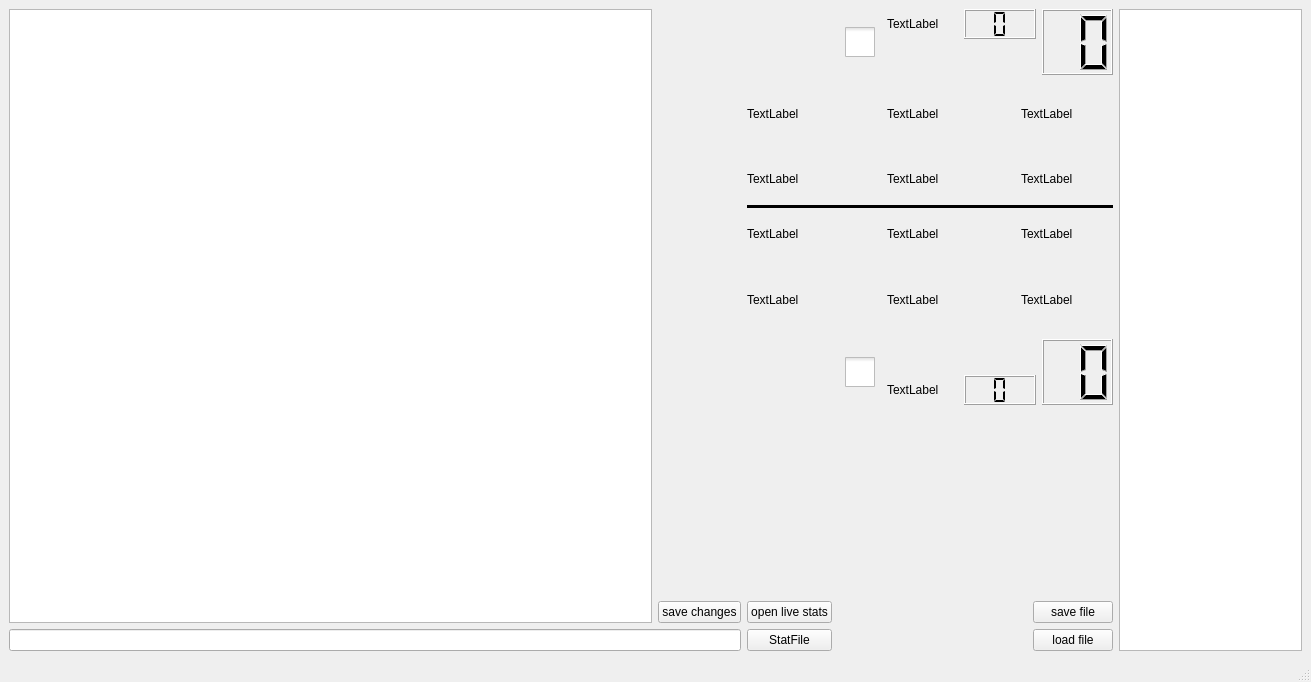
First picture: the form in tvrscouting/uis/first.ui, repository twicki/datavolley2, before the edit.
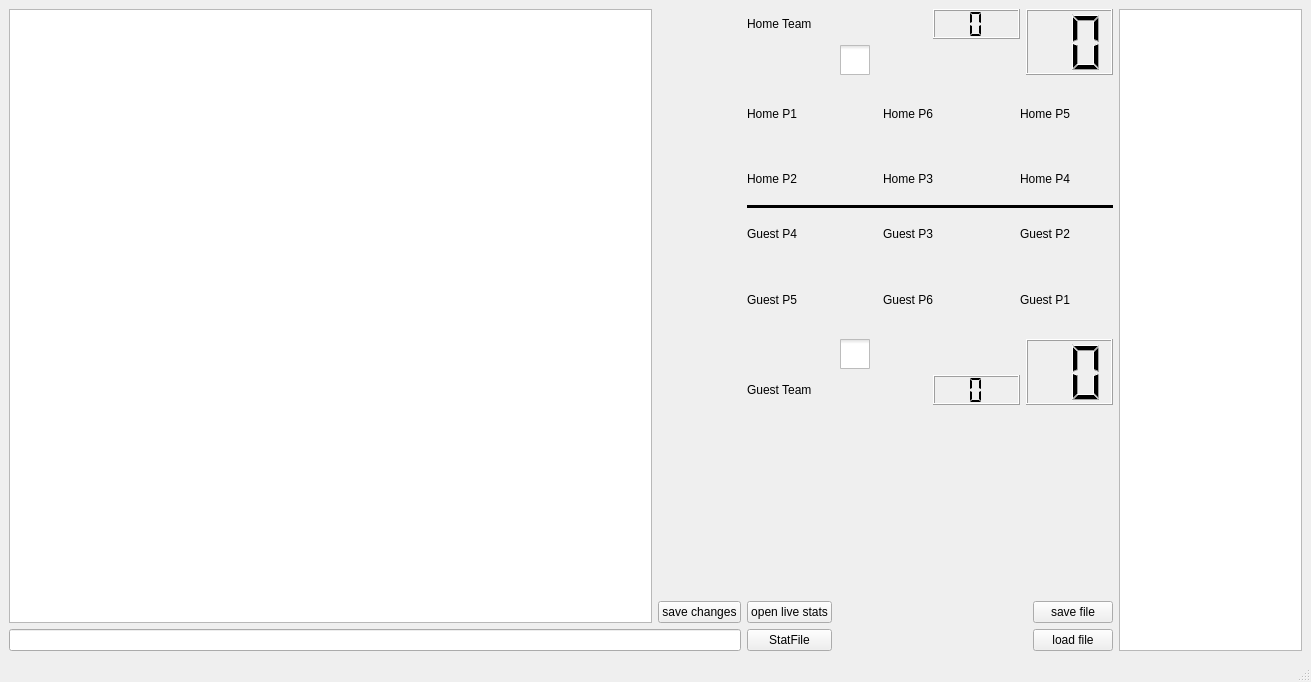
Second picture: the form after the edit. Icons and pictures are not drawn.

Commit message: add icons and titles

Patch:
```diff
--- a/tvrscouting/uis/first.ui
+++ b/tvrscouting/uis/first.ui
@@ -1,7 +1,7 @@
 <?xml version="1.0" encoding="UTF-8"?>
 <ui version="4.0">
- <class>MainWindow</class>
- <widget class="QMainWindow" name="MainWindow">
+ <class>TVRScouting</class>
+ <widget class="QMainWindow" name="TVRScouting">
   <property name="geometry">
    <rect>
     <x>0</x>
@@ -11,7 +11,11 @@
    </rect>
   </property>
   <property name="windowTitle">
-   <string>MainWindow</string>
+   <string>TVRScouting</string>
+  </property>
+  <property name="windowIcon">
+   <iconset theme="/home/tobiasw/Pictures/varia/gravatar.jpeg">
+    <normaloff>.</normaloff>.</iconset>
   </property>
   <widget class="QWidget" name="centralwidget">
    <layout class="QGridLayout" name="gridLayout_9" columnstretch="4,2,1">
@@ -94,6 +98,19 @@
       </item>
       <item row="0" column="0">
        <layout class="QGridLayout" name="gridLayout" rowstretch="5,1,3,0,1,3" columnstretch="3,1,3,1,3">
+        <item row="1" column="0">
+         <spacer name="verticalSpacer_6">
+          <property name="orientation">
+           <enum>Qt::Vertical</enum>
+          </property>
+          <property name="sizeHint" stdset="0">
+           <size>
+            <width>20</width>
+            <height>40</height>
+           </size>
+          </property>
+         </spacer>
+        </item>
         <item row="4" column="1">
          <spacer name="horizontalSpacer">
           <property name="orientation">
@@ -120,62 +137,45 @@
           </property>
          </spacer>
         </item>
-        <item row="2" column="2">
-         <widget class="QLabel" name="label_2">
+        <item row="2" column="0">
+         <widget class="QLabel" name="label">
           <property name="text">
-           <string>TextLabel</string>
+           <string>Home P1</string>
           </property>
          </widget>
         </item>
-        <item row="0" column="2" colspan="3">
-         <layout class="QGridLayout" name="gridLayout_4" rowstretch="1,1">
-          <item row="0" column="0">
-           <widget class="QLabel" name="label_14">
-            <property name="text">
-             <string>TextLabel</string>
-            </property>
-           </widget>
-          </item>
-          <item row="0" column="1">
-           <widget class="QLCDNumber" name="lcdNumber_4">
-            <property name="digitCount">
-             <number>1</number>
-            </property>
-            <property name="segmentStyle">
-             <enum>QLCDNumber::Flat</enum>
-            </property>
-           </widget>
-          </item>
-          <item row="0" column="2" rowspan="2">
-           <widget class="QLCDNumber" name="lcdNumber">
-            <property name="digitCount">
-             <number>2</number>
-            </property>
-            <property name="segmentStyle">
-             <enum>QLCDNumber::Filled</enum>
-            </property>
-           </widget>
-          </item>
-         </layout>
-        </item>
-        <item row="5" column="4">
-         <widget class="QLabel" name="label_6">
+        <item row="5" column="2">
+         <widget class="QLabel" name="label_4">
           <property name="text">
-           <string>TextLabel</string>
+           <string>Home P3</string>
           </property>
          </widget>
         </item>
         <item row="5" column="0">
          <widget class="QLabel" name="label_5">
           <property name="text">
-           <string>TextLabel</string>
+           <string>Home P2</string>
           </property>
          </widget>
         </item>
         <item row="2" column="4">
          <widget class="QLabel" name="label_3">
           <property name="text">
-           <string>TextLabel</string>
+           <string>Home P5</string>
+          </property>
+         </widget>
+        </item>
+        <item row="2" column="2">
+         <widget class="QLabel" name="label_2">
+          <property name="text">
+           <string>Home P6</string>
+          </property>
+         </widget>
+        </item>
+        <item row="5" column="4">
+         <widget class="QLabel" name="label_6">
+          <property name="text">
+           <string>Home P4</string>
           </property>
          </widget>
         </item>
@@ -192,168 +192,89 @@
           </property>
          </spacer>
         </item>
-        <item row="2" column="0">
-         <widget class="QLabel" name="label">
-          <property name="text">
-           <string>TextLabel</string>
-          </property>
-         </widget>
-        </item>
-        <item row="5" column="2">
-         <widget class="QLabel" name="label_4">
-          <property name="text">
-           <string>TextLabel</string>
-          </property>
-         </widget>
-        </item>
-        <item row="0" column="1">
-         <widget class="QCheckBox" name="checkBox">
-          <property name="styleSheet">
-           <string notr="true">QCheckBox::indicator {width: 30px; height: 30px;spacing: 0px;}</string>
-          </property>
-          <property name="text">
-           <string/>
-          </property>
-         </widget>
-        </item>
-        <item row="1" column="0">
-         <spacer name="verticalSpacer_6">
-          <property name="orientation">
-           <enum>Qt::Vertical</enum>
-          </property>
-          <property name="sizeHint" stdset="0">
-           <size>
-            <width>20</width>
-            <height>40</height>
-           </size>
-          </property>
-         </spacer>
+        <item row="0" column="0" colspan="5">
+         <layout class="QGridLayout" name="gridLayout_4" rowstretch="1,1">
+          <item row="0" column="2">
+           <widget class="QLCDNumber" name="lcdNumber_4">
+            <property name="digitCount">
+             <number>1</number>
+            </property>
+            <property name="segmentStyle">
+             <enum>QLCDNumber::Flat</enum>
+            </property>
+           </widget>
+          </item>
+          <item row="0" column="3" rowspan="2">
+           <widget class="QLCDNumber" name="lcdNumber">
+            <property name="digitCount">
+             <number>2</number>
+            </property>
+            <property name="segmentStyle">
+             <enum>QLCDNumber::Filled</enum>
+            </property>
+           </widget>
+          </item>
+          <item row="1" column="1">
+           <widget class="QCheckBox" name="checkBox">
+            <property name="styleSheet">
+             <string notr="true">QCheckBox::indicator {width: 30px; height: 30px;spacing: 0px;}</string>
+            </property>
+            <property name="text">
+             <string/>
+            </property>
+           </widget>
+          </item>
+          <item row="0" column="0" colspan="2">
+           <widget class="QLabel" name="label_14">
+            <property name="text">
+             <string>Home Team</string>
+            </property>
+           </widget>
+          </item>
+         </layout>
         </item>
        </layout>
       </item>
       <item row="2" column="0">
        <layout class="QGridLayout" name="gridLayout_2" rowstretch="3,1,3,1,5" columnstretch="3,1,3,1,3">
+        <item row="1" column="3">
+         <spacer name="horizontalSpacer_4">
+          <property name="orientation">
+           <enum>Qt::Horizontal</enum>
+          </property>
+          <property name="sizeHint" stdset="0">
+           <size>
+            <width>40</width>
+            <height>20</height>
+           </size>
+          </property>
+         </spacer>
+        </item>
         <item row="0" column="4">
          <widget class="QLabel" name="label_8">
           <property name="text">
-           <string>TextLabel</string>
+           <string>Guest P2</string>
           </property>
          </widget>
         </item>
-        <item row="4" column="2" colspan="3">
-         <layout class="QGridLayout" name="gridLayout_3" rowstretch="1,1">
-          <item row="0" column="2" rowspan="2">
-           <widget class="QLCDNumber" name="lcdNumber_2">
-            <property name="lineWidth">
-             <number>1</number>
-            </property>
-            <property name="digitCount">
-             <number>2</number>
-            </property>
-           </widget>
-          </item>
-          <item row="1" column="1">
-           <widget class="QLCDNumber" name="lcdNumber_3">
-            <property name="autoFillBackground">
-             <bool>false</bool>
-            </property>
-            <property name="digitCount">
-             <number>1</number>
-            </property>
-            <property name="segmentStyle">
-             <enum>QLCDNumber::Flat</enum>
-            </property>
-           </widget>
-          </item>
-          <item row="1" column="0">
-           <widget class="QLabel" name="label_13">
-            <property name="text">
-             <string>TextLabel</string>
-            </property>
-           </widget>
-          </item>
-         </layout>
-        </item>
         <item row="2" column="0">
          <widget class="QLabel" name="label_11">
           <property name="text">
-           <string>TextLabel</string>
-          </property>
-         </widget>
-        </item>
-        <item row="1" column="3">
-         <spacer name="horizontalSpacer_4">
-          <property name="orientation">
-           <enum>Qt::Horizontal</enum>
-          </property>
-          <property name="sizeHint" stdset="0">
-           <size>
-            <width>40</width>
-            <height>20</height>
-           </size>
-          </property>
-         </spacer>
-        </item>
-        <item row="0" column="2">
-         <widget class="QLabel" name="label_7">
-          <property name="text">
-           <string>TextLabel</string>
-          </property>
-         </widget>
-        </item>
-        <item row="1" column="2">
-         <spacer name="verticalSpacer_2">
-          <property name="orientation">
-           <enum>Qt::Vertical</enum>
-          </property>
-          <property name="sizeHint" stdset="0">
-           <size>
-            <width>20</width>
-            <height>40</height>
-           </size>
-          </property>
-         </spacer>
-        </item>
-        <item row="4" column="1">
-         <widget class="QCheckBox" name="checkBox_2">
-          <property name="autoFillBackground">
-           <bool>false</bool>
-          </property>
-          <property name="styleSheet">
-           <string notr="true">QCheckBox::indicator {width: 30px; height: 30px;spacing: 0px;}</string>
-          </property>
-          <property name="text">
-           <string/>
-          </property>
-          <property name="iconSize">
-           <size>
-            <width>50</width>
-            <height>50</height>
-           </size>
-          </property>
-          <property name="tristate">
-           <bool>false</bool>
-          </property>
-         </widget>
-        </item>
-        <item row="2" column="2">
-         <widget class="QLabel" name="label_10">
-          <property name="text">
-           <string>TextLabel</string>
+           <string>Guest P5</string>
           </property>
          </widget>
         </item>
         <item row="0" column="0">
          <widget class="QLabel" name="label_9">
           <property name="text">
-           <string>TextLabel</string>
+           <string>Guest P4</string>
           </property>
          </widget>
         </item>
-        <item row="2" column="4">
-         <widget class="QLabel" name="label_12">
+        <item row="0" column="2">
+         <widget class="QLabel" name="label_7">
           <property name="text">
-           <string>TextLabel</string>
+           <string>Guest P3</string>
           </property>
          </widget>
         </item>
@@ -370,6 +291,19 @@
           </property>
          </spacer>
         </item>
+        <item row="1" column="2">
+         <spacer name="verticalSpacer_2">
+          <property name="orientation">
+           <enum>Qt::Vertical</enum>
+          </property>
+          <property name="sizeHint" stdset="0">
+           <size>
+            <width>20</width>
+            <height>40</height>
+           </size>
+          </property>
+         </spacer>
+        </item>
         <item row="3" column="2">
          <spacer name="verticalSpacer_5">
           <property name="orientation">
@@ -383,6 +317,76 @@
           </property>
          </spacer>
         </item>
+        <item row="2" column="2">
+         <widget class="QLabel" name="label_10">
+          <property name="text">
+           <string>Guest P6</string>
+          </property>
+         </widget>
+        </item>
+        <item row="4" column="0" colspan="5">
+         <layout class="QGridLayout" name="gridLayout_3" rowstretch="1,1">
+          <item row="1" column="2">
+           <widget class="QLCDNumber" name="lcdNumber_3">
+            <property name="autoFillBackground">
+             <bool>false</bool>
+            </property>
+            <property name="digitCount">
+             <number>1</number>
+            </property>
+            <property name="segmentStyle">
+             <enum>QLCDNumber::Flat</enum>
+            </property>
+           </widget>
+          </item>
+          <item row="0" column="3" rowspan="2">
+           <widget class="QLCDNumber" name="lcdNumber_2">
+            <property name="lineWidth">
+             <number>1</number>
+            </property>
+            <property name="digitCount">
+             <number>2</number>
+            </property>
+           </widget>
+          </item>
+          <item row="0" column="1">
+           <widget class="QCheckBox" name="checkBox_2">
+            <property name="autoFillBackground">
+             <bool>false</bool>
+            </property>
+            <property name="styleSheet">
+             <string notr="true">QCheckBox::indicator {width: 30px; height: 30px;spacing: 0px;}</string>
+            </property>
+            <property name="text">
+             <string/>
+            </property>
+            <property name="iconSize">
+             <size>
+              <width>50</width>
+              <height>50</height>
+             </size>
+            </property>
+            <property name="tristate">
+             <bool>false</bool>
+            </property>
+           </widget>
+          </item>
+          <item row="1" column="0" colspan="2">
+           <widget class="QLabel" name="label_13">
+            <property name="text">
+             <string>Guest Team</string>
+            </property>
+           </widget>
+          </item>
+         </layout>
+        </item>
+        <item row="2" column="4">
+         <widget class="QLabel" name="label_12">
+          <property name="text">
+           <string>Guest P1</string>
+          </property>
+         </widget>
+        </item>
        </layout>
       </item>
       <item row="3" column="0">
```
The commit also changes 22 other files.
